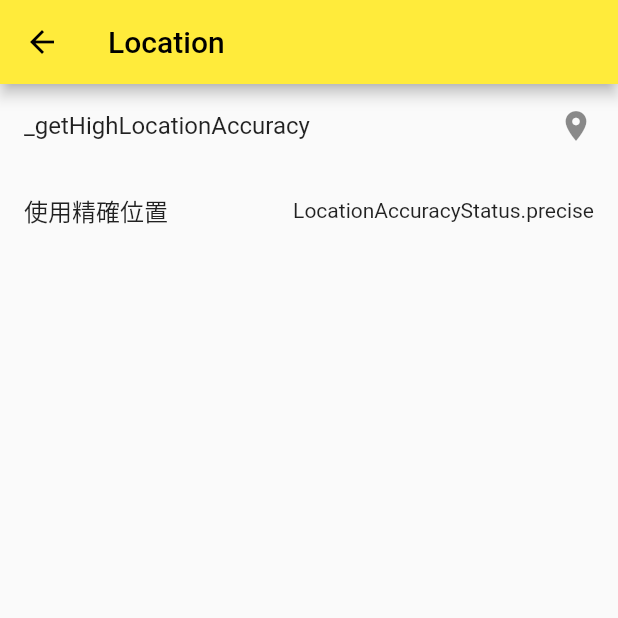
After one commit to JiangWay/flutter_handle_permissions, a Flutter app: the screen it shows after launch, after a tap on "Location 詳情", on a phone screen of 412 x 824 dp, the top half of it. The commit adds this screen. Run offline on Flutter 3.47's test engine with Material 2 defaults, Android fonts, the phone set to English and light mode, and no system bars; our stand-ins replace file_picker, flutter_local_notifications, geolocator, permission_handler, timezone.

Commit message:
feat - 權限偵測及location 精確模式偵測

```diff
--- a/lib/main.dart
+++ b/lib/main.dart
@@ -115,9 +115,44 @@
 // }
 
 import 'package:flutter/material.dart';
-import 'package:flutter_handle_permissions/image_screen.dart';
+import 'package:flutter_handle_permissions/permissions_list.dart';
+import 'package:flutter_local_notifications/flutter_local_notifications.dart';
 
-void main() {
+void main() async {
+  WidgetsFlutterBinding.ensureInitialized();
+
+  // 初始化 FlutterLocalNotificationsPlugin 實體
+  FlutterLocalNotificationsPlugin flutterLocalNotificationsPlugin =
+      FlutterLocalNotificationsPlugin();
+
+  // 設定本地推播的屬性
+  const AndroidInitializationSettings initializationSettingsAndroid =
+      AndroidInitializationSettings('app_icon');
+  final IOSInitializationSettings initializationSettingsIOS =
+      IOSInitializationSettings(
+          requestSoundPermission: true,
+          requestBadgePermission: true,
+          requestAlertPermission: true,
+          onDidReceiveLocalNotification:
+              (int id, String? title, String? body, String? payload) async {});
+  final InitializationSettings initializationSettings = InitializationSettings(
+      android: initializationSettingsAndroid, iOS: initializationSettingsIOS);
+
+  await flutterLocalNotificationsPlugin.initialize(initializationSettings,
+      onSelectNotification: (String? payload) async {
+    if (payload != null) {
+      debugPrint('notification payload: $payload');
+    }
+  });
+
+  var iosPlatformChannelSpecifics = const IOSNotificationDetails(
+      sound: 'sound.mp3', presentAlert: true, presentBadge: true);
+  var platformChannelSpecifics = NotificationDetails(
+      // android: androidPlatformChannelSpecifics,
+      iOS: iosPlatformChannelSpecifics);
+  await flutterLocalNotificationsPlugin.show(
+      0, '通知標題', '通知內容', platformChannelSpecifics);
+
   runApp(const App());
 }
 
@@ -129,9 +164,10 @@ class App extends StatelessWidget {
     return MaterialApp(
       title: 'Flutter Demo',
       theme: ThemeData(
-        primarySwatch: Colors.green,
+        primarySwatch: Colors.yellow,
       ),
-      home: const ImageScreen(),
+      // home: const ImageScreen(),
+      home: PermissionsList(),
     );
   }
 }
--- /dev/null
+++ b/lib/permissions_list.dart
@@ -0,0 +1,175 @@
+import 'package:flutter/material.dart';
+import 'package:flutter_handle_permissions/location_background.dart';
+import 'package:flutter_handle_permissions/permissions_location.dart';
+import 'package:permission_handler/permission_handler.dart';
+
+class PermissionsList extends StatefulWidget {
+  const PermissionsList({Key? key}) : super(key: key);
+
+  @override
+  _PermissionsListState createState() => _PermissionsListState();
+}
+
+class _PermissionsListState extends State<PermissionsList>
+    with WidgetsBindingObserver {
+  PermissionStatus _bluetoothStatus = PermissionStatus.denied;
+  PermissionStatus _notificationStatus = PermissionStatus.denied;
+  PermissionStatus _locationStatus = PermissionStatus.denied;
+  PermissionStatus _sensorsStatus = PermissionStatus.denied;
+
+  @override
+  void initState() {
+    super.initState();
+    //add an observer to monitor the widget lyfecycle changes
+    WidgetsBinding.instance!.addObserver(this);
+    _checkBluetoothPermission();
+    _checkNotificationEnabled();
+    _checkLocationEnabled();
+    _checkSensorsEnabled();
+  }
+
+  @override
+  void dispose() {
+    //don't forget to dispose of it when not needed anymore
+    WidgetsBinding.instance!.removeObserver(this);
+    super.dispose();
+  }
+
+  @override
+  void didChangeAppLifecycleState(AppLifecycleState state) {
+    super.didChangeAppLifecycleState(state);
+    if (state == AppLifecycleState.resumed) {
+      // 在此处添加需要执行的操作，当应用程序进入前台时将被调用
+      // 更新狀態
+      // print("I'm back");
+      // 藍芽
+      _checkBluetoothPermission();
+      // 推播
+      _checkNotificationEnabled();
+      // 定位
+      _checkLocationEnabled();
+      // 移動
+      _checkSensorsEnabled();
+    }
+  }
+
+  Future<void> _checkBluetoothPermission() async {
+    final status = await Permission.bluetooth.request();
+    setState(() {
+      _bluetoothStatus = status;
+    });
+  }
+
+  Future<void> _checkNotificationEnabled() async {
+    final status = await Permission.notification.request();
+    setState(() {
+      _notificationStatus = status;
+    });
+  }
+
+  Future<void> _checkLocationEnabled() async {
+    // location,
+    // locationAlways,
+    // locationWhenInUse,
+
+    // You can request multiple permissions at once.
+    final Map<Permission, PermissionStatus> statuses = await [
+      Permission.location,
+      Permission.locationAlways,
+      Permission.locationWhenInUse,
+    ].request();
+    print(Permission.location.toString() +
+        " : " +
+        statuses[Permission.location].toString());
+    print(Permission.locationAlways.toString() +
+        " : " +
+        statuses[Permission.locationAlways].toString());
+    print(Permission.locationWhenInUse.toString() +
+        " : " +
+        statuses[Permission.locationWhenInUse].toString());
+
+    final status = await Permission.location.request();
+    setState(() {
+      _locationStatus = status;
+    });
+  }
+
+  Future<void> _checkSensorsEnabled() async {
+    final status = await Permission.sensors.request();
+    setState(() {
+      _sensorsStatus = status;
+    });
+  }
+
+  @override
+  Widget build(BuildContext context) {
+    return Scaffold(
+      appBar: AppBar(
+        title: const Text('Permissions'),
+      ),
+      body: ListView(
+        children: [
+          ListTile(
+            title: const Text('Bluetooth'),
+            trailing: Text(_bluetoothStatus.toString()),
+            onTap: () async {
+              if (_bluetoothStatus.isGranted) {
+                // await Permission.bluetooth.request();
+                // _checkBluetoothPermission();
+              } else {
+                openAppSettings();
+              }
+            },
+          ),
+          ListTile(
+            title: const Text('Push Notifications'),
+            trailing: Text(_notificationStatus.toString()),
+            onTap: () async {
+              if (!_notificationStatus.isGranted) {
+                openAppSettings();
+              }
+            },
+          ),
+          ListTile(
+            title: const Text('Sensors'),
+            trailing: Text(_sensorsStatus.toString()),
+            onTap: () async {
+              if (!_sensorsStatus.isGranted) {
+                openAppSettings();
+              }
+            },
+          ),
+          ListTile(
+            title: Text(Permission.location.toString()),
+            trailing: Text(_locationStatus.toString()),
+            onTap: () async {
+              if (!_locationStatus.isGranted) {
+                openAppSettings();
+              }
+            },
+          ),
+          ListTile(
+              title: const Text("Location 詳情"),
+              trailing: const Icon(Icons.arrow_forward),
+              onTap: () {
+                Navigator.push(
+                  context,
+                  MaterialPageRoute(
+                      builder: (context) => const PermissionsLocation()),
+                );
+              }),
+          ListTile(
+              title: const Text("Location 背景模式"),
+              trailing: const Icon(Icons.arrow_forward),
+              onTap: () {
+                Navigator.push(
+                  context,
+                  MaterialPageRoute(
+                      builder: (context) => const LocationBackground()),
+                );
+              }),
+        ],
+      ),
+    );
+  }
+}
--- /dev/null
+++ b/lib/permissions_location.dart
@@ -0,0 +1,112 @@
+import 'package:flutter/material.dart';
+import 'package:geolocator/geolocator.dart';
+
+class PermissionsLocation extends StatefulWidget {
+  const PermissionsLocation({Key? key}) : super(key: key);
+
+  @override
+  _PermissionsLocationState createState() => _PermissionsLocationState();
+}
+
+class _PermissionsLocationState extends State<PermissionsLocation>
+    with WidgetsBindingObserver {
+  List<dynamic> _positionInfoList = [];
+  LocationAccuracyStatus _locationAccuracy = LocationAccuracyStatus.unknown;
+
+  @override
+  void initState() {
+    super.initState();
+    //add an observer to monitor the widget lyfecycle changes
+    WidgetsBinding.instance!.addObserver(this);
+
+    //這邊寫下初始設定
+    _checkLocationAccuracy();
+    _getHighLocationAccuracy();
+    _checkFineLocationEnabled();
+  }
+
+  @override
+  void dispose() {
+    //don't forget to dispose of it when not needed anymore
+    WidgetsBinding.instance!.removeObserver(this);
+    super.dispose();
+  }
+
+  @override
+  void didChangeAppLifecycleState(AppLifecycleState state) {
+    super.didChangeAppLifecycleState(state);
+    if (state == AppLifecycleState.resumed) {
+      // 在此处添加需要执行的操作，当应用程序进入前台时将被调用
+      // 更新狀態
+    }
+  }
+
+  Future<void> _checkLocationAccuracy() async {
+    var accuracy = await Geolocator.getLocationAccuracy();
+    setState(() {
+      _locationAccuracy = accuracy;
+    });
+  }
+
+  Future<void> _getHighLocationAccuracy() async {
+    Position position = await Geolocator.getCurrentPosition(
+        desiredAccuracy: LocationAccuracy.high);
+
+    Map<String, dynamic> positionMap = position.toJson();
+    positionMap.forEach((k, v) => print('${k}: ${v}'));
+    List<MapEntry<String, dynamic>> positionMapToList =
+        positionMap.entries.toList();
+
+    setState(() {
+      _positionInfoList = positionMapToList;
+    });
+  }
+
+  Future<bool> _checkFineLocationEnabled() async {
+    LocationPermission permission = await Geolocator.checkPermission();
+    if (permission == LocationPermission.deniedForever) {
+      // 如果设备上的精确定位服务永久禁用，则无法访问位置。
+      // 这种情况通常是由用户在系统设置中手动禁用位置服务造成的。
+      // 可以考虑向用户提供帮助文档或引导用户启用精确定位服务。
+      return false;
+    } else if (permission == LocationPermission.denied) {
+      // 如果设备上的精确定位服务已被禁用，则需要请求权限。
+      permission = await Geolocator.requestPermission();
+      if (permission == LocationPermission.denied) {
+        // 用户拒绝了精确定位权限请求，无法访问位置。
+        return false;
+      }
+    }
+
+    // 检查设备上的精确定位服务是否已启用。
+    return await Geolocator.isLocationServiceEnabled();
+  }
+
+  @override
+  Widget build(BuildContext context) {
+    return Scaffold(
+      appBar: AppBar(
+        title: const Text('Location'),
+      ),
+      body: ListView(
+        children: [
+          ListTile(
+            title: const Text('_getHighLocationAccuracy'),
+            trailing: const Icon(Icons.location_on),
+            onTap: () async {
+              _getHighLocationAccuracy();
+            },
+          ),
+          ListTile(
+            title: const Text('使用精確位置'),
+            trailing: Text(_locationAccuracy.toString()),
+          ),
+          ..._positionInfoList
+              .map((item) => ListTile(
+                  title: Text(item.key), trailing: Text(item.value.toString())))
+              .toList()
+        ],
+      ),
+    );
+  }
+}
```
Also changed, not shown: lib/location_background.dart (added, +127 -0 lines).
